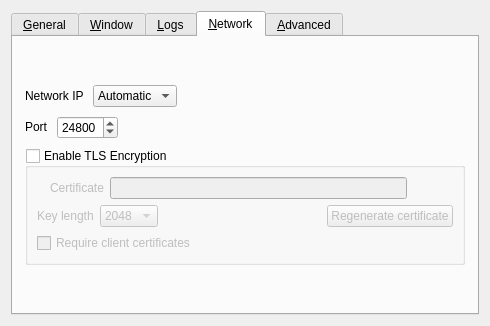
The window that src/lib/gui/dialogs/SettingsDialog.ui (EugeneEvan/deskflow-filecopy) describes before a commit, drawn with Qt 5.
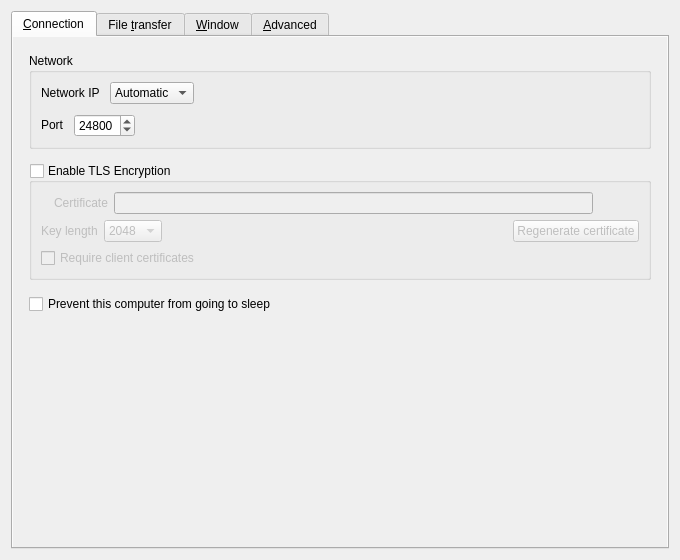
The same window after the commit. The open tabs and pages were chosen to show the change. Icons and pictures are not drawn.

The edit to the form file:
```diff
--- a/src/lib/gui/dialogs/SettingsDialog.ui
+++ b/src/lib/gui/dialogs/SettingsDialog.ui
@@ -6,12 +6,12 @@
    <rect>
     <x>0</x>
     <y>0</y>
-    <width>490</width>
-    <height>326</height>
+    <width>680</width>
+    <height>560</height>
    </rect>
   </property>
   <property name="sizePolicy">
-   <sizepolicy hsizetype="Maximum" vsizetype="Maximum">
+   <sizepolicy hsizetype="Preferred" vsizetype="Preferred">
     <horstretch>0</horstretch>
     <verstretch>0</verstretch>
    </sizepolicy>
@@ -25,64 +25,310 @@
   <layout class="QVBoxLayout" name="verticalLayout_3">
    <item>
     <widget class="QTabWidget" name="tabWidget">
-     <widget class="QWidget" name="tabGeneral">
+     <widget class="QWidget" name="tabNetwork">
       <attribute name="title">
-       <string>&amp;General</string>
+       <string>&amp;Connection</string>
       </attribute>
-      <layout class="QVBoxLayout" name="verticalLayout_6">
+      <layout class="QVBoxLayout" name="tabNetworkLayout">
+       <property name="leftMargin">
+        <number>0</number>
+       </property>
+       <property name="topMargin">
+        <number>0</number>
+       </property>
+       <property name="rightMargin">
+        <number>0</number>
+       </property>
+       <property name="bottomMargin">
+        <number>0</number>
+       </property>
+       <item>
+        <widget class="QScrollArea" name="tabNetworkScroll">
+         <property name="frameShape">
+          <enum>QFrame::Shape::NoFrame</enum>
+         </property>
+         <property name="widgetResizable">
+          <bool>true</bool>
+         </property>
+         <widget class="QWidget" name="tabNetworkContent">
+          <layout class="QVBoxLayout" name="tabNetworkContentLayout">
        <property name="spacing">
-        <number>9</number>
+            <number>14</number>
        </property>
        <property name="leftMargin">
-        <number>12</number>
+            <number>16</number>
        </property>
        <property name="topMargin">
-        <number>12</number>
+            <number>16</number>
        </property>
        <property name="rightMargin">
-        <number>12</number>
+            <number>16</number>
        </property>
        <property name="bottomMargin">
-        <number>12</number>
+            <number>16</number>
        </property>
        <item>
-        <spacer name="verticalSpacer_6">
+            <widget class="QGroupBox" name="groupNetwork">
+             <property name="title">
+              <string>Network</string>
+             </property>
+             <layout class="QVBoxLayout" name="groupNetworkLayout">
+              <property name="spacing">
+               <number>10</number>
+              </property>
+              <item>
+               <layout class="QHBoxLayout" name="horizontalLayout">
+                <item>
+                 <widget class="QLabel" name="lblNetworkIp">
+                  <property name="sizePolicy">
+                   <sizepolicy hsizetype="Maximum" vsizetype="Fixed">
+                    <horstretch>0</horstretch>
+                    <verstretch>0</verstretch>
+                   </sizepolicy>
+                  </property>
+                  <property name="text">
+                   <string>Network IP</string>
+                  </property>
+                  <property name="wordWrap">
+                   <bool>true</bool>
+                  </property>
+                 </widget>
+                </item>
+                <item>
+                 <widget class="QComboBox" name="comboInterface">
+                  <item>
+                   <property name="text">
+                    <string>Automatic</string>
+                   </property>
+                  </item>
+                 </widget>
+                </item>
+                <item>
+                 <spacer name="horizontalSpacer">
          <property name="orientation">
-          <enum>Qt::Orientation::Vertical</enum>
-         </property>
+                   <enum>Qt::Orientation::Horizontal</enum>
+                  </property>
+                  <property name="sizeType">
+                   <enum>QSizePolicy::Policy::Expanding</enum>
+                  </property>
          <property name="sizeHint" stdset="0">
           <size>
-           <width>20</width>
+                    <width>25</width>
+                    <height>20</height>
+                   </size>
+                  </property>
+                 </spacer>
+                </item>
+               </layout>
+              </item>
+              <item>
+               <layout class="QHBoxLayout" name="horizontalLayout_6">
+                <item>
+                 <widget class="QLabel" name="lblPort">
+                  <property name="sizePolicy">
+                   <sizepolicy hsizetype="Maximum" vsizetype="Fixed">
+                    <horstretch>0</horstretch>
+                    <verstretch>0</verstretch>
+                   </sizepolicy>
+                  </property>
+                  <property name="text">
+                   <string>Port</string>
+                  </property>
+                  <property name="wordWrap">
+                   <bool>true</bool>
+                  </property>
+                 </widget>
+                </item>
+                <item>
+                 <widget class="QSpinBox" name="sbPort">
+                  <property name="enabled">
+                   <bool>true</bool>
+                  </property>
+                  <property name="sizePolicy">
+                   <sizepolicy hsizetype="Maximum" vsizetype="Fixed">
+                    <horstretch>0</horstretch>
+                    <verstretch>0</verstretch>
+                   </sizepolicy>
+                  </property>
+                  <property name="maximum">
+                   <number>65535</number>
+                  </property>
+                  <property name="value">
+                   <number>24800</number>
+                  </property>
+                 </widget>
+                </item>
+                <item>
+                 <spacer name="horizontalSpacer_3">
+                  <property name="orientation">
+                   <enum>Qt::Orientation::Horizontal</enum>
+                  </property>
+                  <property name="sizeHint" stdset="0">
+                   <size>
+                    <width>40</width>
+                    <height>20</height>
+                   </size>
+                  </property>
+                 </spacer>
+                </item>
+               </layout>
+              </item>
+             </layout>
+            </widget>
+           </item>
+           <item>
+            <widget class="QGroupBox" name="groupSecurity">
+             <property name="sizePolicy">
+              <sizepolicy hsizetype="Preferred" vsizetype="Maximum">
+               <horstretch>0</horstretch>
+               <verstretch>0</verstretch>
+              </sizepolicy>
+             </property>
+             <property name="title">
+              <string>Enable TLS Encryption</string>
+             </property>
+             <property name="checkable">
+              <bool>true</bool>
+             </property>
+             <property name="checked">
+              <bool>false</bool>
+             </property>
+             <layout class="QVBoxLayout" name="_11">
+              <item>
+               <widget class="QWidget" name="widgetTlsCert" native="true">
+                <layout class="QHBoxLayout" name="_12">
+                 <property name="leftMargin">
+                  <number>0</number>
+                 </property>
+                 <property name="topMargin">
+                  <number>0</number>
+                 </property>
+                 <property name="rightMargin">
+                  <number>0</number>
+                 </property>
+                 <property name="bottomMargin">
+                  <number>0</number>
+                 </property>
+                 <item>
+                  <widget class="QLabel" name="lblTlsCertInfo">
+                   <property name="text">
+                    <string notr="true"/>
+                   </property>
+                  </widget>
+                 </item>
+                 <item>
+                  <widget class="QLabel" name="lblTlsCert">
+                   <property name="sizePolicy">
+                    <sizepolicy hsizetype="Preferred" vsizetype="Fixed">
+                     <horstretch>0</horstretch>
+                     <verstretch>0</verstretch>
+                    </sizepolicy>
+                   </property>
+                   <property name="text">
+                    <string>Certificate</string>
+                   </property>
+                   <property name="wordWrap">
+                    <bool>true</bool>
+                   </property>
+                  </widget>
+                 </item>
+                 <item>
+                  <widget class="QLineEdit" name="lineTlsCertPath">
+                   <property name="minimumSize">
+                    <size>
+                     <width>0</width>
            <height>0</height>
           </size>
          </property>
-        </spacer>
+                  </widget>
        </item>
        <item>
-        <layout class="QHBoxLayout" name="horizontalLayout_3">
+                  <widget class="QPushButton" name="btnTlsCertPath">
+                   <property name="cursor">
+                    <cursorShape>PointingHandCursor</cursorShape>
+                   </property>
+                   <property name="text">
+                    <string/>
+                   </property>
+                   <property name="icon">
+                    <iconset theme="QIcon::ThemeIcon::DocumentOpen"/>
+                   </property>
+                   <property name="flat">
+                    <bool>true</bool>
+                   </property>
+                  </widget>
+                 </item>
+                </layout>
+               </widget>
+              </item>
          <item>
-          <widget class="QLabel" name="lblLanguage">
+               <layout class="QHBoxLayout" name="horizontalLayout_5">
+                <property name="topMargin">
+                 <number>0</number>
+                </property>
+                <item>
+                 <widget class="QLabel" name="lblTlsKeyLength">
            <property name="sizePolicy">
-            <sizepolicy hsizetype="Maximum" vsizetype="Preferred">
+                   <sizepolicy hsizetype="Preferred" vsizetype="Fixed">
              <horstretch>0</horstretch>
              <verstretch>0</verstretch>
             </sizepolicy>
            </property>
            <property name="text">
-            <string>Language</string>
-           </property>
+                   <string>Key length</string>
+                  </property>
+                  <property name="wordWrap">
+                   <bool>true</bool>
+                  </property>
           </widget>
          </item>
          <item>
-          <widget class="QComboBox" name="comboLanguage"/>
-         </item>
+                 <widget class="QComboBox" name="comboTlsKeyLength">
+                  <item>
+                   <property name="text">
+                    <string notr="true">2048</string>
+                   </property>
+                  </item>
+                  <item>
+                   <property name="text">
+                    <string notr="true">4096</string>
+                   </property>
+                  </item>
+                 </widget>
+                </item>
+                <item>
+                 <spacer name="horizontalSpacer_2">
+                  <property name="orientation">
+                   <enum>Qt::Orientation::Horizontal</enum>
+                  </property>
+                  <property name="sizeHint" stdset="0">
+                   <size>
+                    <width>40</width>
+                    <height>20</height>
+                   </size>
+                  </property>
+                 </spacer>
+                </item>
+                <item>
+                 <widget class="QPushButton" name="btnTlsRegenCert">
+                  <property name="text">
+                   <string>Regenerate certificate</string>
+                  </property>
+                  <property name="icon">
+                   <iconset theme="QIcon::ThemeIcon::ViewRefresh"/>
+                  </property>
+                 </widget>
+                </item>
         </layout>
        </item>
        <item>
-        <widget class="QCheckBox" name="cbAutoUpdate">
+               <widget class="QCheckBox" name="cbRequireClientCert">
          <property name="text">
-          <string>Check for updates on startup</string>
-         </property>
+                 <string>Require client certificates</string>
+                </property>
+               </widget>
+              </item>
+             </layout>
         </widget>
        </item>
        <item>
@@ -93,6 +339,76 @@
         </widget>
        </item>
        <item>
+            <spacer name="tabNetworkSpacer">
+             <property name="orientation">
+              <enum>Qt::Orientation::Vertical</enum>
+             </property>
+             <property name="sizeHint" stdset="0">
+              <size>
+               <width>20</width>
+               <height>0</height>
+              </size>
+             </property>
+            </spacer>
+           </item>
+          </layout>
+         </widget>
+        </widget>
+       </item>
+      </layout>
+     </widget>
+     <widget class="QWidget" name="tabFileTransfer">
+      <attribute name="title">
+       <string>File &amp;transfer</string>
+      </attribute>
+      <layout class="QVBoxLayout" name="tabFileTransferLayout">
+       <property name="leftMargin">
+        <number>0</number>
+       </property>
+       <property name="topMargin">
+        <number>0</number>
+       </property>
+       <property name="rightMargin">
+        <number>0</number>
+       </property>
+       <property name="bottomMargin">
+        <number>0</number>
+       </property>
+       <item>
+        <widget class="QScrollArea" name="tabFileTransferScroll">
+         <property name="frameShape">
+          <enum>QFrame::Shape::NoFrame</enum>
+         </property>
+         <property name="widgetResizable">
+          <bool>true</bool>
+         </property>
+         <widget class="QWidget" name="tabFileTransferContent">
+          <layout class="QVBoxLayout" name="tabFileTransferContentLayout">
+           <property name="spacing">
+            <number>14</number>
+           </property>
+           <property name="leftMargin">
+            <number>16</number>
+           </property>
+           <property name="topMargin">
+            <number>16</number>
+           </property>
+           <property name="rightMargin">
+            <number>16</number>
+           </property>
+           <property name="bottomMargin">
+            <number>16</number>
+           </property>
+           <item>
+            <widget class="QGroupBox" name="groupFileTransfer">
+             <property name="title">
+              <string>File copy</string>
+             </property>
+             <layout class="QVBoxLayout" name="groupFileTransferLayout">
+              <property name="spacing">
+               <number>10</number>
+              </property>
+              <item>
         <widget class="QCheckBox" name="cbFileTransfer">
          <property name="toolTip">
           <string>File copy requires a signed-in Windows user session. If the core runs as SYSTEM or in session 0, switch to Desktop mode.</string>
@@ -112,6 +428,28 @@
          </property>
         </widget>
        </item>
+             </layout>
+            </widget>
+           </item>
+           <item>
+            <widget class="QGroupBox" name="groupFileCache">
+             <property name="title">
+              <string>Receiving cache</string>
+             </property>
+             <layout class="QVBoxLayout" name="groupFileCacheLayout">
+              <property name="spacing">
+               <number>10</number>
+              </property>
+              <item>
+               <widget class="QLabel" name="lblFileCacheInfo">
+                <property name="text">
+                 <string>Received files are saved in a local cache before you paste them. Choose a folder and storage limit, or review and clear completed transfers.</string>
+                </property>
+                <property name="wordWrap">
+                 <bool>true</bool>
+                </property>
+               </widget>
+              </item>
        <item>
         <widget class="QPushButton" name="btnFileCache">
          <property name="text">
@@ -120,6 +458,112 @@
         </widget>
        </item>
        <item>
+               <widget class="QLabel" name="lblFileCacheApply">
+                <property name="text">
+                 <string>Save settings and reconnect to use a new cache location or storage limit. Existing files stay in their original folder.</string>
+                </property>
+                <property name="wordWrap">
+                 <bool>true</bool>
+                </property>
+               </widget>
+              </item>
+             </layout>
+            </widget>
+           </item>
+           <item>
+            <spacer name="tabFileTransferSpacer">
+             <property name="orientation">
+              <enum>Qt::Orientation::Vertical</enum>
+             </property>
+             <property name="sizeHint" stdset="0">
+              <size>
+               <width>20</width>
+               <height>0</height>
+              </size>
+             </property>
+            </spacer>
+           </item>
+          </layout>
+         </widget>
+        </widget>
+       </item>
+      </layout>
+     </widget>
+     <widget class="QWidget" name="tabWindow">
+      <attribute name="title">
+       <string>&amp;Window</string>
+      </attribute>
+      <layout class="QVBoxLayout" name="tabWindowLayout">
+       <property name="leftMargin">
+        <number>0</number>
+       </property>
+       <property name="topMargin">
+        <number>0</number>
+       </property>
+       <property name="rightMargin">
+        <number>0</number>
+       </property>
+       <property name="bottomMargin">
+        <number>0</number>
+       </property>
+       <item>
+        <widget class="QScrollArea" name="tabWindowScroll">
+         <property name="frameShape">
+          <enum>QFrame::Shape::NoFrame</enum>
+         </property>
+         <property name="widgetResizable">
+          <bool>true</bool>
+         </property>
+         <widget class="QWidget" name="tabWindowContent">
+          <layout class="QVBoxLayout" name="tabWindowContentLayout">
+           <property name="spacing">
+            <number>14</number>
+           </property>
+           <property name="leftMargin">
+            <number>16</number>
+           </property>
+           <property name="topMargin">
+            <number>16</number>
+           </property>
+           <property name="rightMargin">
+            <number>16</number>
+           </property>
+           <property name="bottomMargin">
+            <number>16</number>
+           </property>
+           <item>
+            <widget class="QGroupBox" name="groupAppearance">
+             <property name="title">
+              <string>Appearance</string>
+             </property>
+             <layout class="QVBoxLayout" name="groupAppearanceLayout">
+              <property name="spacing">
+               <number>10</number>
+              </property>
+              <item>
+               <layout class="QHBoxLayout" name="horizontalLayout_3">
+                <item>
+                 <widget class="QLabel" name="lblLanguage">
+                  <property name="sizePolicy">
+                   <sizepolicy hsizetype="Maximum" vsizetype="Preferred">
+                    <horstretch>0</horstretch>
+                    <verstretch>0</verstretch>
+                   </sizepolicy>
+                  </property>
+                  <property name="text">
+                   <string>Language</string>
+                  </property>
+                  <property name="wordWrap">
+                   <bool>true</bool>
+                  </property>
+                 </widget>
+                </item>
+                <item>
+                 <widget class="QComboBox" name="comboLanguage"/>
+                </item>
+               </layout>
+              </item>
+              <item>
         <layout class="QFormLayout" name="formLayout">
          <item row="1" column="1">
           <widget class="QRadioButton" name="rbIconColorful">
@@ -140,68 +584,48 @@
            <property name="text">
             <string>Tray icon style</string>
            </property>
-          </widget>
-         </item>
+                  <property name="wordWrap">
+                   <bool>true</bool>
+                  </property>
+                 </widget>
+                </item>
+                <property name="rowWrapPolicy">
+                 <enum>QFormLayout::RowWrapPolicy::WrapLongRows</enum>
+                </property>
+                <property name="labelAlignment">
+                 <set>Qt::AlignmentFlag::AlignLeft|Qt::AlignmentFlag::AlignVCenter</set>
+                </property>
         </layout>
        </item>
        <item>
-        <spacer name="verticalSpacer_3">
-         <property name="orientation">
-          <enum>Qt::Orientation::Vertical</enum>
-         </property>
-         <property name="sizeHint" stdset="0">
-          <size>
-           <width>20</width>
-           <height>0</height>
-          </size>
-         </property>
-        </spacer>
+               <widget class="QCheckBox" name="cbShowVersion">
+                <property name="text">
+                 <string>Include version in the window title</string>
+                </property>
+               </widget>
        </item>
       </layout>
      </widget>
-     <widget class="QWidget" name="tabWindow">
-      <attribute name="title">
-       <string>&amp;Window</string>
-      </attribute>
-      <layout class="QVBoxLayout" name="verticalLayout_14">
+           </item>
+           <item>
+            <widget class="QGroupBox" name="groupWindowBehavior">
+             <property name="title">
+              <string>Window behavior</string>
+             </property>
+             <layout class="QVBoxLayout" name="groupWindowBehaviorLayout">
        <property name="spacing">
-        <number>9</number>
-       </property>
-       <property name="leftMargin">
-        <number>12</number>
-       </property>
-       <property name="topMargin">
-        <number>12</number>
-       </property>
-       <property name="rightMargin">
-        <number>12</number>
-       </property>
-       <property name="bottomMargin">
-        <number>12</number>
-       </property>
-       <item>
-        <spacer name="verticalSpacer_7">
-         <property name="orientation">
-          <enum>Qt::Orientation::Vertical</enum>
-         </property>
-         <property name="sizeHint" stdset="0">
-          <size>
-           <width>20</width>
-           <height>0</height>
-          </size>
-         </property>
-        </spacer>
-       </item>
+               <number>10</number>
+              </property>
        <item>
         <layout class="QFormLayout" name="formLayout_2">
-         <property name="labelAlignment">
-          <set>Qt::AlignmentFlag::AlignRight|Qt::AlignmentFlag::AlignTrailing|Qt::AlignmentFlag::AlignVCenter</set>
-         </property>
          <item row="0" column="0">
           <widget class="QLabel" name="label_3">
            <property name="text">
             <string>When the application starts</string>
            </property>
+                  <property name="wordWrap">
+                   <bool>true</bool>
+                  </property>
           </widget>
          </item>
          <item row="0" column="1">
@@ -232,6 +656,9 @@
            <property name="alignment">
             <set>Qt::AlignmentFlag::AlignRight|Qt::AlignmentFlag::AlignTrailing|Qt::AlignmentFlag::AlignVCenter</set>
            </property>
+                  <property name="wordWrap">
+                   <bool>true</bool>
+                  </property>
           </widget>
          </item>
          <item row="1" column="1">
@@ -254,17 +681,26 @@
            </layout>
           </widget>
          </item>
-        </layout>
+                <property name="rowWrapPolicy">
+                 <enum>QFormLayout::RowWrapPolicy::WrapLongRows</enum>
+                </property>
+                <property name="labelAlignment">
+                 <set>Qt::AlignmentFlag::AlignLeft|Qt::AlignmentFlag::AlignVCenter</set>
+                </property>
+               </layout>
+              </item>
+             </layout>
+            </widget>
        </item>
        <item>
-        <widget class="QCheckBox" name="cbShowVersion">
+            <widget class="QCheckBox" name="cbAutoUpdate">
          <property name="text">
-          <string>Include version in the window title</string>
+              <string>Check for updates on startup</string>
          </property>
         </widget>
        </item>
        <item>
-        <spacer name="verticalSpacer_11">
+            <spacer name="tabWindowSpacer">
          <property name="orientation">
           <enum>Qt::Orientation::Vertical</enum>
          </property>
@@ -278,39 +714,61 @@
        </item>
       </layout>
      </widget>
-     <widget class="QWidget" name="tabLog">
+        </widget>
+       </item>
+      </layout>
+     </widget>
+     <widget class="QWidget" name="tabAdvanced">
       <attribute name="title">
-       <string>&amp;Logs</string>
+       <string>&amp;Advanced</string>
       </attribute>
-      <layout class="QVBoxLayout" name="verticalLayout">
+      <layout class="QVBoxLayout" name="tabAdvancedLayout">
+       <property name="leftMargin">
+        <number>0</number>
+       </property>
+       <property name="topMargin">
+        <number>0</number>
+       </property>
+       <property name="rightMargin">
+        <number>0</number>
+       </property>
+       <property name="bottomMargin">
+        <number>0</number>
+       </property>
+       <item>
+        <widget class="QScrollArea" name="tabAdvancedScroll">
+         <property name="frameShape">
+          <enum>QFrame::Shape::NoFrame</enum>
+         </property>
+         <property name="widgetResizable">
+          <bool>true</bool>
+         </property>
+         <widget class="QWidget" name="tabAdvancedContent">
+          <layout class="QVBoxLayout" name="tabAdvancedContentLayout">
        <property name="spacing">
-        <number>9</number>
+            <number>14</number>
        </property>
        <property name="leftMargin">
-        <number>12</number>
+            <number>16</number>
        </property>
        <property name="topMargin">
-        <number>12</number>
+            <number>16</number>
        </property>
        <property name="rightMargin">
-        <number>12</number>
+            <number>16</number>
        </property>
        <property name="bottomMargin">
-        <number>12</number>
+            <number>16</number>
        </property>
        <item>
-        <spacer name="verticalSpacer_8">
-         <property name="orientation">
-          <enum>Qt::Orientation::Vertical</enum>
-         </property>
-         <property name="sizeHint" stdset="0">
-          <size>
-           <width>20</width>
-           <height>0</height>
-          </size>
-         </property>
-        </spacer>
-       </item>
+            <widget class="QGroupBox" name="groupDiagnostics">
+             <property name="title">
+              <string>Logs</string>
+             </property>
+             <layout class="QVBoxLayout" name="groupDiagnosticsLayout">
+              <property name="spacing">
+               <number>10</number>
+              </property>
        <item>
         <layout class="QHBoxLayout" name="horizontalLayout_4">
          <item>
@@ -324,6 +782,9 @@
            <property name="text">
             <string>Level</string>
            </property>
+                  <property name="wordWrap">
+                   <bool>true</bool>
+                  </property>
           </widget>
          </item>
          <item>
@@ -385,6 +846,9 @@
                <property name="text">
                 <string>Log path</string>
                </property>
+                      <property name="wordWrap">
+                       <bool>true</bool>
+                      </property>
               </widget>
              </item>
              <item>
@@ -448,360 +912,8 @@
          </property>
         </widget>
        </item>
-       <item>
-        <spacer name="verticalSpacer_4">
-         <property name="orientation">
-          <enum>Qt::Orientation::Vertical</enum>
-         </property>
-         <property name="sizeHint" stdset="0">
-          <size>
-           <width>20</width>
-           <height>0</height>
-          </size>
-         </property>
-        </spacer>
-       </item>
-      </layout>
-     </widget>
-     <widget class="QWidget" name="tabNetwork">
-      <attribute name="title">
-       <string>&amp;Network</string>
-      </attribute>
-      <layout class="QVBoxLayout" name="verticalLayout_7">
-       <property name="spacing">
-        <number>9</number>
-       </property>
-       <property name="leftMargin">
-        <number>12</number>
-       </property>
-       <property name="topMargin">
-        <number>12</number>
-       </property>
-       <property name="rightMargin">
-        <number>12</number>
-       </property>
-       <property name="bottomMargin">
-        <number>12</number>
-       </property>
-       <item>
-        <spacer name="verticalSpacer_9">
-         <property name="orientation">
-          <enum>Qt::Orientation::Vertical</enum>
-         </property>
-         <property name="sizeHint" stdset="0">
-          <size>
-           <width>20</width>
-           <height>0</height>
-          </size>
-         </property>
-        </spacer>
-       </item>
-       <item>
-        <layout class="QHBoxLayout" name="horizontalLayout">
-         <item>
-          <widget class="QLabel" name="lblNetworkIp">
-           <property name="sizePolicy">
-            <sizepolicy hsizetype="Maximum" vsizetype="Fixed">
-             <horstretch>0</horstretch>
-             <verstretch>0</verstretch>
-            </sizepolicy>
-           </property>
-           <property name="text">
-            <string>Network IP</string>
-           </property>
-          </widget>
-         </item>
-         <item>
-          <widget class="QComboBox" name="comboInterface">
-           <property name="sizePolicy">
-            <sizepolicy hsizetype="Maximum" vsizetype="Fixed">
-             <horstretch>0</horstretch>
-             <verstretch>0</verstretch>
-            </sizepolicy>
-           </property>
-           <item>
-            <property name="text">
-             <string>Automatic</string>
-            </property>
-           </item>
-          </widget>
-         </item>
-         <item>
-          <spacer name="horizontalSpacer">
-           <property name="orientation">
-            <enum>Qt::Orientation::Horizontal</enum>
-           </property>
-           <property name="sizeType">
-            <enum>QSizePolicy::Policy::Expanding</enum>
-           </property>
-           <property name="sizeHint" stdset="0">
-            <size>
-             <width>25</width>
-             <height>20</height>
-            </size>
-           </property>
-          </spacer>
-         </item>
-        </layout>
-       </item>
-       <item>
-        <layout class="QHBoxLayout" name="horizontalLayout_6">
-         <item>
-          <widget class="QLabel" name="lblPort">
-           <property name="sizePolicy">
-            <sizepolicy hsizetype="Maximum" vsizetype="Fixed">
-             <horstretch>0</horstretch>
-             <verstretch>0</verstretch>
-            </sizepolicy>
-           </property>
-           <property name="text">
-            <string>Port</string>
-           </property>
-          </widget>
-         </item>
-         <item>
-          <widget class="QSpinBox" name="sbPort">
-           <property name="enabled">
-            <bool>true</bool>
-           </property>
-           <property name="sizePolicy">
-            <sizepolicy hsizetype="Maximum" vsizetype="Fixed">
-             <horstretch>0</horstretch>
-             <verstretch>0</verstretch>
-            </sizepolicy>
-           </property>
-           <property name="maximum">
-            <number>65535</number>
-           </property>
-           <property name="value">
-            <number>24800</number>
-           </property>
-          </widget>
-         </item>
-         <item>
-          <spacer name="horizontalSpacer_3">
-           <property name="orientation">
-            <enum>Qt::Orientation::Horizontal</enum>
-           </property>
-           <property name="sizeHint" stdset="0">
-            <size>
-             <width>40</width>
-             <height>20</height>
-            </size>
-           </property>
-          </spacer>
-         </item>
-        </layout>
-       </item>
-       <item>
-        <widget class="QGroupBox" name="groupSecurity">
-         <property name="sizePolicy">
-          <sizepolicy hsizetype="Preferred" vsizetype="Maximum">
-           <horstretch>0</horstretch>
-           <verstretch>0</verstretch>
-          </sizepolicy>
-         </property>
-         <property name="title">
-          <string>Enable TLS Encryption</string>
-         </property>
-         <property name="checkable">
-          <bool>true</bool>
-         </property>
-         <property name="checked">
-          <bool>false</bool>
-         </property>
-         <layout class="QVBoxLayout" name="_11">
-          <item>
-           <widget class="QWidget" name="widgetTlsCert" native="true">
-            <layout class="QHBoxLayout" name="_12">
-             <property name="leftMargin">
-              <number>0</number>
-             </property>
-             <property name="topMargin">
-              <number>0</number>
-             </property>
-             <property name="rightMargin">
-              <number>0</number>
-             </property>
-             <property name="bottomMargin">
-              <number>0</number>
-             </property>
-             <item>
-              <widget class="QLabel" name="lblTlsCertInfo">
-               <property name="text">
-                <string notr="true"/>
-               </property>
-              </widget>
-             </item>
-             <item>
-              <widget class="QLabel" name="lblTlsCert">
-               <property name="sizePolicy">
-                <sizepolicy hsizetype="Preferred" vsizetype="Fixed">
-                 <horstretch>0</horstretch>
-                 <verstretch>0</verstretch>
-                </sizepolicy>
-               </property>
-               <property name="text">
-                <string>Certificate</string>
-               </property>
-              </widget>
-             </item>
-             <item>
-              <widget class="QLineEdit" name="lineTlsCertPath">
-               <property name="minimumSize">
-                <size>
-                 <width>0</width>
-                 <height>0</height>
-                </size>
-               </property>
-              </widget>
-             </item>
-             <item>
-              <widget class="QPushButton" name="btnTlsCertPath">
-               <property name="cursor">
-                <cursorShape>PointingHandCursor</cursorShape>
-               </property>
-               <property name="text">
-                <string/>
-               </property>
-               <property name="icon">
-                <iconset theme="QIcon::ThemeIcon::DocumentOpen"/>
-               </property>
-               <property name="flat">
-                <bool>true</bool>
-               </property>
-              </widget>
-             </item>
-            </layout>
-           </widget>
-          </item>
-          <item>
-           <layout class="QHBoxLayout" name="horizontalLayout_5">
-            <property name="topMargin">
-             <number>0</number>
-            </property>
-            <item>
-             <widget class="QLabel" name="lblTlsKeyLength">
-              <property name="sizePolicy">
-               <sizepolicy hsizetype="Preferred" vsizetype="Fixed">
-                <horstretch>0</horstretch>
-                <verstretch>0</verstretch>
-               </sizepolicy>
-              </property>
-              <property name="text">
-               <string>Key length</string>
-              </property>
-             </widget>
-            </item>
-            <item>
-             <widget class="QComboBox" name="comboTlsKeyLength">
-              <item>
-               <property name="text">
-                <string notr="true">2048</string>
-               </property>
-              </item>
-              <item>
-               <property name="text">
-                <string notr="true">4096</string>
-               </property>
-              </item>
-             </widget>
-            </item>
-            <item>
-             <spacer name="horizontalSpacer_2">
-              <property name="orientation">
-               <enum>Qt::Orientation::Horizontal</enum>
-              </property>
-              <property name="sizeHint" stdset="0">
-               <size>
-                <width>40</width>
-                <height>20</height>
-               </size>
-              </property>
-             </spacer>
-            </item>
-            <item>
-             <widget class="QPushButton" name="btnTlsRegenCert">
-              <property name="text">
-               <string>Regenerate certificate</string>
-              </property>
-              <property name="icon">
-               <iconset theme="QIcon::ThemeIcon::ViewRefresh"/>
-              </property>
-             </widget>
-            </item>
-           </layout>
-          </item>
-          <item>
-           <widget class="QCheckBox" name="cbRequireClientCert">
-            <property name="text">
-             <string>Require client certificates</string>
-            </property>
-           </widget>
-          </item>
-          <item>
-           <spacer name="verticalSpacer_2">
-            <property name="orientation">
-             <enum>Qt::Orientation::Vertical</enum>
-            </property>
-            <property name="sizeHint" stdset="0">
-             <size>
-              <width>20</width>
-              <height>0</height>
-             </size>
-            </property>
-           </spacer>
-          </item>
-         </layout>
-        </widget>
-       </item>
-       <item>
-        <spacer name="verticalSpacer_5">
-         <property name="orientation">
-          <enum>Qt::Orientation::Vertical</enum>
-         </property>
-         <property name="sizeHint" stdset="0">
-          <size>
-           <width>20</width>
-           <height>0</height>
-          </size>
-         </property>
-        </spacer>
-       </item>
-      </layout>
-     </widget>
-     <widget class="QWidget" name="tabAdvanced">
-      <attribute name="title">
-       <string>&amp;Advanced</string>
-      </attribute>
-      <layout class="QVBoxLayout" name="verticalLayout_4">
-       <property name="spacing">
-        <number>9</number>
-       </property>
-       <property name="leftMargin">
-        <number>12</number>
-       </property>
-       <property name="topMargin">
-        <number>12</number>
-       </property>
-       <property name="rightMargin">
-        <number>12</number>
-       </property>
-       <property name="bottomMargin">
-        <number>12</number>
-       </property>
-       <item>
-        <spacer name="verticalSpacer_10">
-         <property name="orientation">
-          <enum>Qt::Orientation::Vertical</enum>
-         </property>
-         <property name="sizeHint" stdset="0">
-          <size>
-           <width>20</width>
-           <height>0</height>
-          </size>
-         </property>
-        </spacer>
+             </layout>
+            </widget>
        </item>
        <item>
         <widget class="QGroupBox" name="groupService">
@@ -832,16 +944,19 @@
         </widget>
        </item>
        <item>
+            <widget class="QGroupBox" name="groupCommands">
+             <property name="title">
+              <string>Screen commands</string>
+             </property>
+             <layout class="QVBoxLayout" name="groupCommandsLayout">
+              <property name="spacing">
+               <number>10</number>
+              </property>
+              <item>
         <layout class="QFormLayout" name="formLayout_3">
          <property name="fieldGrowthPolicy">
           <enum>QFormLayout::FieldGrowthPolicy::ExpandingFieldsGrow</enum>
          </property>
-         <property name="rowWrapPolicy">
-          <enum>QFormLayout::RowWrapPolicy::DontWrapRows</enum>
-         </property>
-         <property name="labelAlignment">
-          <set>Qt::AlignmentFlag::AlignLeading|Qt::AlignmentFlag::AlignLeft|Qt::AlignmentFlag::AlignVCenter</set>
-         </property>
          <property name="formAlignment">
           <set>Qt::AlignmentFlag::AlignHCenter|Qt::AlignmentFlag::AlignTop</set>
          </property>
@@ -865,26 +980,39 @@
          <item row="1" column="1">
           <widget class="QLineEdit" name="lineCommandExit"/>
          </item>
-        </layout>
-       </item>
-       <item>
-        <spacer name="verticalSpacer">
-         <property name="orientation">
-          <enum>Qt::Orientation::Vertical</enum>
-         </property>
-         <property name="sizeHint" stdset="0">
-          <size>
-           <width>20</width>
-           <height>0</height>
-          </size>
-         </property>
-        </spacer>
+                <property name="rowWrapPolicy">
+                 <enum>QFormLayout::RowWrapPolicy::WrapLongRows</enum>
+                </property>
+                <property name="labelAlignment">
+                 <set>Qt::AlignmentFlag::AlignLeft|Qt::AlignmentFlag::AlignVCenter</set>
+                </property>
+               </layout>
+              </item>
+             </layout>
+            </widget>
        </item>
        <item>
         <widget class="QPushButton" name="btnClearAllSettings">
          <property name="text">
           <string>Remove all settings</string>
          </property>
+            </widget>
+           </item>
+           <item>
+            <spacer name="tabAdvancedSpacer">
+             <property name="orientation">
+              <enum>Qt::Orientation::Vertical</enum>
+             </property>
+             <property name="sizeHint" stdset="0">
+              <size>
+               <width>20</width>
+               <height>0</height>
+              </size>
+             </property>
+            </spacer>
+           </item>
+          </layout>
+         </widget>
         </widget>
        </item>
       </layout>
```
Lines whose indentation alone changed are shown as unchanged.
